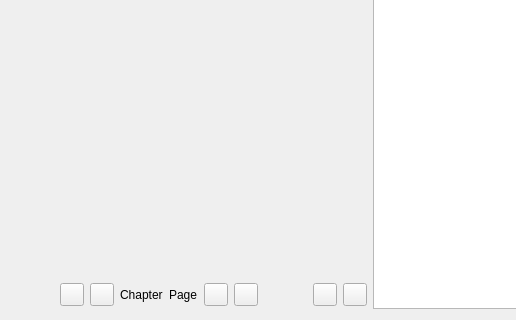
brandonzorn/Nlight, file data/ui/widgets/reader.ui: the form before one commit; both pictures show x 0 to 516 and y 160 to 480 of the 640 by 480 pixel window.
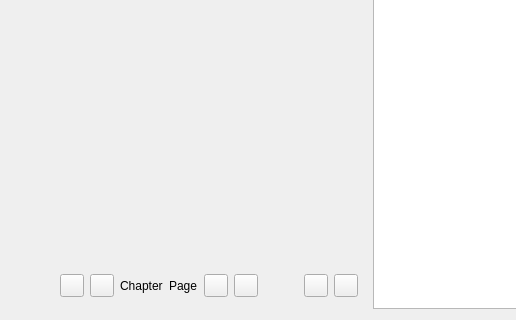
The form after the commit. Custom widgets are drawn as their Qt base class.

What changed in the file:
```diff
--- a/data/ui/widgets/reader.ui
+++ b/data/ui/widgets/reader.ui
@@ -61,6 +61,15 @@
       </item>
       <item>
        <layout class="QHBoxLayout" name="actionsHLayout">
+        <property name="leftMargin">
+         <number>9</number>
+        </property>
+        <property name="rightMargin">
+         <number>9</number>
+        </property>
+        <property name="bottomMargin">
+         <number>9</number>
+        </property>
         <item>
          <widget class="QWidget" name="readerActionsWidget" native="true">
           <property name="sizePolicy">
@@ -97,6 +106,9 @@
            </item>
            <item>
             <widget class="ToolButton" name="prev_chapter_btn">
+             <property name="text">
+              <string notr="true"/>
+             </property>
              <property name="shortcut">
               <string>Down</string>
              </property>
@@ -104,6 +116,9 @@
            </item>
            <item>
             <widget class="ToolButton" name="prev_page_btn">
+             <property name="text">
+              <string notr="true"/>
+             </property>
              <property name="shortcut">
               <string>Left</string>
              </property>
@@ -131,6 +146,9 @@
            </item>
            <item>
             <widget class="ToolButton" name="next_page_btn">
+             <property name="text">
+              <string notr="true"/>
+             </property>
              <property name="shortcut">
               <string>Right</string>
              </property>
@@ -138,6 +156,9 @@
            </item>
            <item>
             <widget class="ToolButton" name="next_chapter_btn">
+             <property name="text">
+              <string notr="true"/>
+             </property>
              <property name="shortcut">
               <string>Up</string>
              </property>
@@ -176,13 +197,23 @@
            </property>
            <item>
             <widget class="ToolButton" name="fullscreenButton">
+             <property name="text">
+              <string notr="true"/>
+             </property>
              <property name="shortcut">
               <string>F11</string>
              </property>
             </widget>
            </item>
            <item>
-            <widget class="ToolButton" name="chaptersListButton"/>
+            <widget class="ToolButton" name="chaptersListButton">
+             <property name="text">
+              <string notr="true"/>
+             </property>
+             <property name="shortcut">
+              <string notr="true"/>
+             </property>
+            </widget>
            </item>
           </layout>
          </widget>
```
Left out of the diff: 17 changed lines with no effect on the pictures.
